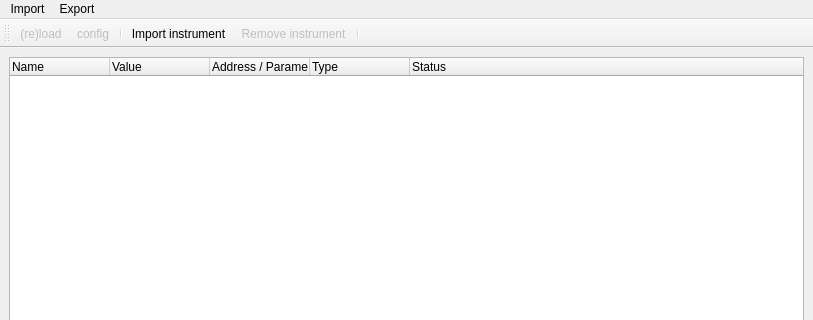
First picture: the form in ui/RackWindow.ui, repository AlexisMrl/HegelLab, before the edit; both pictures show x 0 to 813 and y 0 to 320 of the 813 by 458 pixel window.
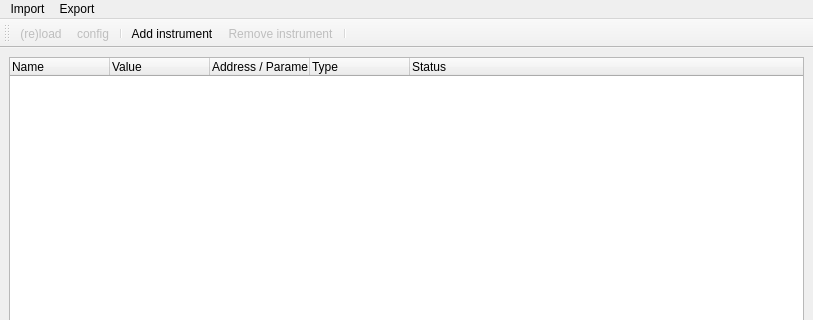
Second picture: the form after the edit. Icons and pictures are not drawn. Custom widgets are drawn as their Qt base class.

```diff
--- a/ui/RackWindow.ui
+++ b/ui/RackWindow.ui
@@ -165,7 +165,7 @@
      <normaloff>../resources/list-add.svg</normaloff>../resources/list-add.svg</iconset>
    </property>
    <property name="text">
-    <string>Import instrument</string>
+    <string>Add instrument</string>
    </property>
    <property name="toolTip">
     <string>Add an instrument</string>
```
Left out of the diff: 10 changed lines with no effect on the pictures.
